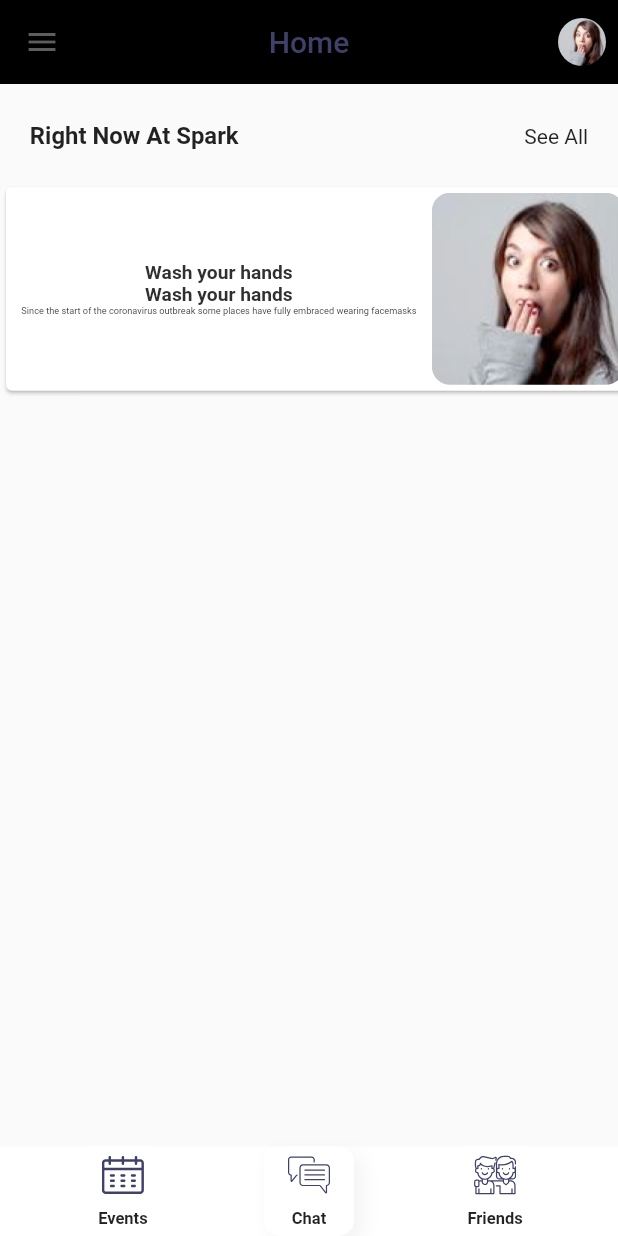
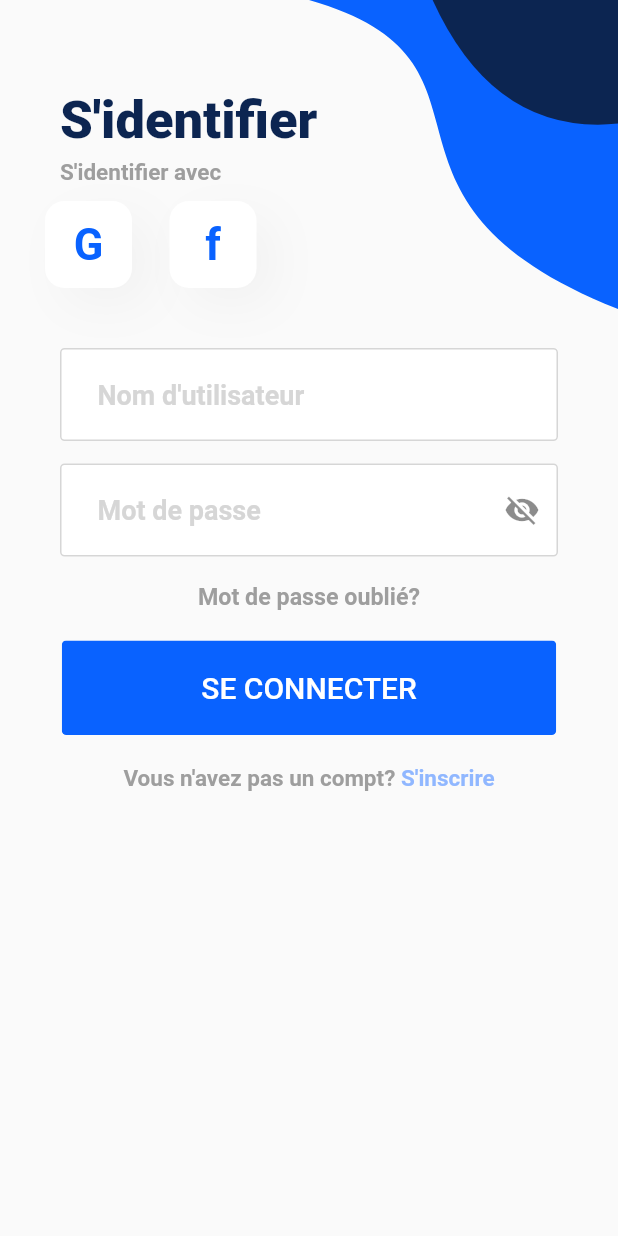
Before and after one commit to meleksioua/taxi_scooter, a Flutter app: the screen it shows after launch, on a phone screen of 412 x 824 dp. Run offline on Flutter 3.47's test engine with Material 2 defaults, Android fonts, the phone set to English and light mode, and no system bars; our stand-ins replace flutter_svg; Roboto replaces fonts that are missing (Cardo, Nunito Sans, Product Sans).

Commit message:
Register and signin widgets creation Custom buttons and input box component creation clippers creation

```diff
--- a/lib/main.dart
+++ b/lib/main.dart
@@ -1,5 +1,7 @@
 import 'package:flutter/material.dart';
 import 'package:taxi_scooter/screens/home/home.dart';
+
+import 'screens/login/login.dart';
 
 void main() {
   runApp(MyApp());
@@ -11,6 +13,7 @@ class MyApp extends StatelessWidget {
   Widget build(BuildContext context) {
     return MaterialApp(
       title: 'Flutter Demo',
+      debugShowCheckedModeBanner: false,
       theme: ThemeData(
         // This is the theme of your application.
         //
@@ -27,7 +30,7 @@ class MyApp extends StatelessWidget {
         // closer together (more dense) than on mobile platforms.
         visualDensity: VisualDensity.adaptivePlatformDensity,
       ),
-      home: Home(),
+      home: LoginUI(),
     );
   }
 }
--- a/lib/screens/login/login.dart
+++ b/lib/screens/login/login.dart
@@ -0,0 +1,194 @@
+import 'package:flutter/material.dart';
+import 'package:taxi_scooter/screens/home/home.dart';
+import 'package:taxi_scooter/screens/register/register.dart';
+import 'package:taxi_scooter/widgets/clippers/inner_clipped_part.dart';
+import 'package:taxi_scooter/widgets/clippers/outer_clipped_part.dart';
+import 'package:taxi_scooter/widgets/components/custom_botton.dart';
+import 'package:taxi_scooter/widgets/components/custom_input_box.dart';
+import 'package:taxi_scooter/widgets/components/custom_password_box.dart';
+import 'package:taxi_scooter/widgets/components/custom_socialmedia_button.dart';
+
+class LoginUI extends StatelessWidget {
+  @override
+  Widget build(BuildContext context) {
+
+    double width = MediaQuery.of(context).size.width;
+    double height = MediaQuery.of(context).size.height;
+
+    return Scaffold(
+      body: SingleChildScrollView(
+        physics: BouncingScrollPhysics(),
+        child: Stack(
+          children: [
+          Column(
+              mainAxisAlignment: MainAxisAlignment.spaceBetween,
+              crossAxisAlignment: CrossAxisAlignment.center,
+              children: [
+                Align(
+                  alignment: Alignment.centerLeft,
+                  child: Padding(
+                    padding: const EdgeInsets.only(left: 40.0, top: 60),
+                    child: Text(
+                      'S\'identifier',
+                      style: TextStyle(
+                        fontFamily: 'Cardo',
+                        fontSize: 35,
+                        color: Color(0xff0C2551),
+                        fontWeight: FontWeight.w900,
+                      ),
+                    ),
+                  ),
+                ),
+
+                Align(
+                  alignment: Alignment.centerLeft,
+                  child: Padding(
+                    padding: const EdgeInsets.only(left : 40, top: 5),
+                    child: Text(
+                      'S\'identifier avec',
+                      style: TextStyle(
+                        fontFamily: 'Nunito Sans',
+                        fontSize: 15,
+                        color: Colors.grey,
+                        fontWeight: FontWeight.w700,
+                      ),
+                    ),
+                  ),
+                ),
+
+
+                SizedBox(
+                  height: 10,
+                ),
+
+                Container(
+                  margin: EdgeInsets.only(left: 30),
+                  child: Row(
+                    children: [
+                      Custom_SocialMedia_Button(
+                        char: 'G',
+                      ),
+                      SizedBox(
+                        width: 25,
+                      ),
+                      Custom_SocialMedia_Button(
+                        char: 'f',
+                      ),
+                    ],
+                  ),
+                ),
+                SizedBox(
+                  height: 40,
+                ),
+
+                CustomInputBox(
+                  inputHint: 'Nom d\'utilisateur',
+                ),
+
+                CustomPasswordBox(),
+
+                SizedBox(
+                  height: 3,
+                ),
+
+                Text(
+                  'Mot de passe oublié?',
+                  style: TextStyle(
+                    fontFamily: 'Product Sans',
+                    fontSize: 15.5,
+                    fontWeight: FontWeight.bold,
+                    color: Colors.grey,
+                  ),
+                ),
+
+                SizedBox(
+                  height: 20,
+                ),
+
+                CustomButton(
+                  label: 'SE CONNECTER',
+                  labelColor: Colors.white,
+                  color: Color(0xff0962ff),
+                  press: (){
+                    Navigator.push(
+                      context,
+                      MaterialPageRoute(
+                        builder: (context){
+                          return Home();
+                        },
+                      ),
+                    );
+                  } ,
+                ),
+
+                SizedBox(
+                  height: 20,
+                ),
+
+                GestureDetector(
+                  onTap: (){
+                    Navigator.push(
+                      context,
+                      MaterialPageRoute(
+                        builder: (context){
+                          return Register();
+                        },
+                      ),
+                    );
+                  },
+
+
+                  child: RichText(
+                    text: TextSpan(
+                      children: [
+                        TextSpan(
+                          text: 'Vous n\'avez pas un compt? ',
+                          style: TextStyle(
+                            fontFamily: 'Product Sans',
+                            fontSize: 15,
+                            fontWeight: FontWeight.bold,
+                            color: Colors.grey,
+                          ),
+                        ),
+                        TextSpan(
+                          text: 'S\'inscrire',
+                          style: TextStyle(
+                            fontFamily: 'Product Sans',
+                            fontSize: 15,
+                            fontWeight: FontWeight.bold,
+                            color: Color(0xff90b7ff),
+                          ),
+                        )
+                      ],
+                    ),
+                  ),
+                ),
+
+
+
+
+
+              ]
+          ),
+          ClipPath(
+            clipper: OuterClippedPart(),
+            child: Container(
+              color: Color(0xff0962ff),
+              width: width,
+              height: height,
+            ),
+          ),
+          //
+          ClipPath(
+            clipper: InnerClippedPart(),
+            child: Container(
+              color: Color(0xff0c2551),
+              width: width,
+              height: height,
+            ),
+          ),
+        ],),
+      ),
+    );
+  }
+}
--- /dev/null
+++ b/lib/widgets/clippers/inner_clipped_part.dart
@@ -0,0 +1,24 @@
+import 'package:flutter/cupertino.dart';
+
+class InnerClippedPart extends CustomClipper<Path> {
+
+  @override
+  Path getClip(Size size) {
+    Path path = Path();
+    //
+    path.moveTo(size.width * 0.7, 0);
+    path.lineTo(size.width, 0);
+    path.lineTo(size.width, size.height * 0.1);
+    //
+    path.quadraticBezierTo(
+        size.width * 0.8, size.height * 0.11, size.width * 0.7, 0);
+
+    //
+    return path;
+  }
+
+  @override
+  bool shouldReclip(CustomClipper<Path> oldClipper) {
+    return true;
+  }
+}
--- /dev/null
+++ b/lib/widgets/clippers/outer_clipped_part.dart
@@ -0,0 +1,21 @@
+import 'package:flutter/cupertino.dart';
+
+class OuterClippedPart extends CustomClipper<Path> {
+  @override
+  Path getClip(Size size) {
+    Path path = Path();
+    //
+    path.moveTo(size.width / 2, 0);
+    path.lineTo(size.width, 0);
+    path.lineTo(size.width, size.height / 4);
+    //
+    path.cubicTo(size.width * 0.55, size.height * 0.16, size.width * 0.85,
+        size.height * 0.05, size.width / 2, 0);
+    return path;
+  }
+
+  @override
+  bool shouldReclip(CustomClipper<Path> oldClipper) {
+    return true;
+  }
+}
--- /dev/null
+++ b/lib/widgets/components/custom_botton.dart
@@ -0,0 +1,54 @@
+import 'package:flutter/material.dart';
+import 'package:taxi_scooter/size_config.dart';
+
+class CustomButton extends StatefulWidget {
+
+   String label;
+   Color labelColor;
+   Color color;
+   Color borderColor;
+   Function press;
+
+   CustomButton({
+      this.label,
+      this.labelColor,
+      this.color,
+      this.borderColor,
+      this.press,
+   });
+
+  @override
+  _CustomButtonState createState() => _CustomButtonState();
+}
+
+class _CustomButtonState extends State<CustomButton> {
+
+  @override
+  Widget build(BuildContext context) {
+
+    double width = MediaQuery.of(context).size.width;
+    double height = MediaQuery.of(context).size.height;
+
+    return Container(
+      width: width * 0.8,
+      child: ClipRRect(
+        borderRadius: BorderRadius.circular(3),
+        child: FlatButton(
+
+          padding: EdgeInsets.symmetric(vertical: 20, horizontal: 40),
+          color: widget.color,
+          onPressed: (){
+            widget.press();
+          },
+          child: Text(
+            widget.label,
+            style: TextStyle(
+              color: widget.labelColor,
+              fontSize: 20,
+            ),
+          ),
+        ),
+      ),
+    );
+  }
+}
--- /dev/null
+++ b/lib/widgets/components/custom_input_box.dart
@@ -0,0 +1,61 @@
+import 'package:flutter/material.dart';
+
+
+
+class CustomInputBox extends StatefulWidget {
+
+  String inputHint;
+
+  CustomInputBox({
+    this.inputHint
+  });
+
+  @override
+  _CustomInputBoxState createState() => _CustomInputBoxState();
+}
+
+class _CustomInputBoxState extends State<CustomInputBox> {
+  @override
+  Widget build(BuildContext context) {
+    return Column(
+      children: [
+
+        Padding(
+          padding: const EdgeInsets.fromLTRB(40, 0, 40, 15),
+          child: TextFormField(
+
+            style: TextStyle(
+                fontSize: 19,
+                color: Color(0xff0962ff),
+                fontWeight: FontWeight.bold),
+            decoration: InputDecoration(
+              filled: true,
+              fillColor: Colors.white,
+
+              hintText: widget.inputHint,
+              hintStyle: TextStyle(
+                  fontSize: 18,
+                  color: Colors.grey[350],
+                  fontWeight: FontWeight.w600),
+              contentPadding:
+              EdgeInsets.symmetric(vertical: 20, horizontal: 25),
+              focusColor: Color(0xff0962ff),
+              focusedBorder: OutlineInputBorder(
+                borderRadius: BorderRadius.circular(3),
+                borderSide: BorderSide(color: Color(0xff0962ff)),
+              ),
+              enabledBorder: OutlineInputBorder(
+                borderRadius: BorderRadius.circular(3),
+                borderSide: BorderSide(
+                  color: Colors.grey[350],
+                ),
+              ),
+
+            ),
+          ),
+        ),
+        //
+      ],
+    );
+  }
+}
--- /dev/null
+++ b/lib/widgets/components/custom_password_box.dart
@@ -0,0 +1,67 @@
+import 'package:flutter/material.dart';
+
+
+class CustomPasswordBox extends StatefulWidget {
+  @override
+  _CustomPasswordBoxState createState() => _CustomPasswordBoxState();
+}
+
+class _CustomPasswordBoxState extends State<CustomPasswordBox> {
+
+  bool _showPassword = false;
+
+  @override
+  Widget build(BuildContext context) {
+    return Column(
+      children: [
+
+        Padding(
+          padding: const EdgeInsets.fromLTRB(40, 0, 40, 15),
+          child: TextFormField(
+
+            style: TextStyle(
+                fontSize: 19,
+                color: Color(0xff0962ff),
+                fontWeight: FontWeight.bold),
+            decoration: InputDecoration(
+              filled: true,
+              fillColor: Colors.white,
+
+              hintText: "Mot de passe",
+              hintStyle: TextStyle(
+                  fontSize: 18,
+                  color: Colors.grey[350],
+                  fontWeight: FontWeight.w600),
+              contentPadding:
+              EdgeInsets.symmetric(vertical: 20, horizontal: 25),
+              focusColor: Color(0xff0962ff),
+              focusedBorder: OutlineInputBorder(
+                borderRadius: BorderRadius.circular(3),
+                borderSide: BorderSide(color: Color(0xff0962ff)),
+              ),
+              enabledBorder: OutlineInputBorder(
+                borderRadius: BorderRadius.circular(3),
+                borderSide: BorderSide(
+                  color: Colors.grey[350],
+                ),
+              ),
+
+              suffixIcon: GestureDetector(
+                onTap: (){
+                  setState(() {
+                    _showPassword = !_showPassword;
+                  });
+                },
+                child: Icon(
+                  _showPassword ? Icons.visibility : Icons.visibility_off,
+                ),
+              )
+            ),
+            obscureText: !_showPassword,
+          ),
+        ),
+        //
+      ],
+    );
+  }
+}
--- /dev/null
+++ b/lib/widgets/components/custom_socialmedia_button.dart
@@ -0,0 +1,45 @@
+import 'package:flutter/material.dart';
+
+class Custom_SocialMedia_Button extends StatefulWidget {
+
+  String char;
+  Custom_SocialMedia_Button({
+    this.char
+  });
+
+  @override
+  _Custom_SocialMedia_ButtonState createState() => _Custom_SocialMedia_ButtonState();
+}
+
+class _Custom_SocialMedia_ButtonState extends State<Custom_SocialMedia_Button> {
+  @override
+  Widget build(BuildContext context) {
+    return Container(
+      width: 58,
+      height: 58,
+      decoration: BoxDecoration(
+        color: Color(0xffffffff),
+        borderRadius: BorderRadius.circular(13),
+        boxShadow: [
+          BoxShadow(
+            offset: Offset(12, 11),
+            blurRadius: 26,
+            color: Color(0xffaaaaaa).withOpacity(0.1),
+          )
+        ],
+      ),
+      //
+      child: Center(
+        child: Text(
+          widget.char,
+          style: TextStyle(
+            fontFamily: 'ProductSans',
+            fontSize: 29,
+            fontWeight: FontWeight.bold,
+            color: Color(0xff0962FF),
+          ),
+        ),
+      ),
+    );
+  }
+}
```
Also changed, not shown: lib/screens/register/register.dart (+211 -0 lines), 6 other files.
